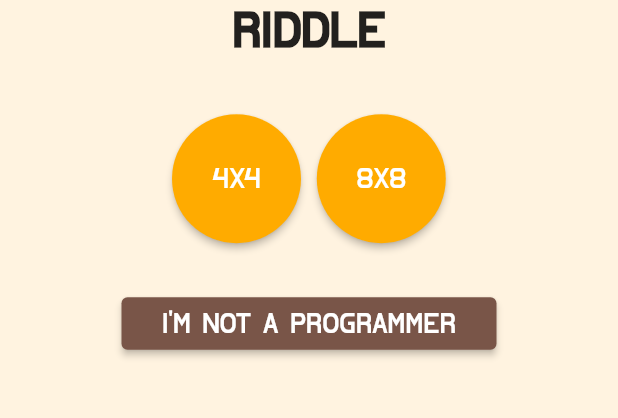
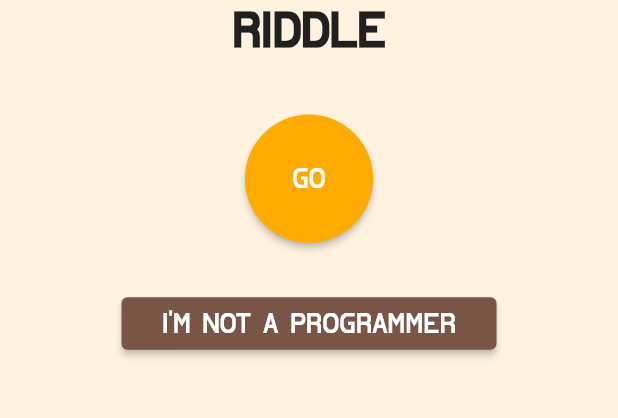
Before and after one commit to RednibCoding/programmers-riddle, a Flutter app: the screen it shows after launch, on a phone screen of 412 x 824 dp, the part 473-891 px from its top. Run offline on Flutter 3.47's test engine with Material 2 defaults, Android fonts, the light colour scheme and no system bars; our stand-ins replace flutter_mobx, mobx; generated files the repository leaves out were written again.

Commit message:
removed bigger puzzle

```diff
--- a/src/lib/pages/game_page/state/game_state.dart
+++ b/src/lib/pages/game_page/state/game_state.dart
@@ -11,9 +11,6 @@ final GameState gameState = GameState();
 
 enum BoardSize {
   small,
-  medium,
-  large,
-  xlarge,
 }
 
 abstract class _GameStateBase with Store {
@@ -21,7 +18,7 @@ abstract class _GameStateBase with Store {
   bool isUpdating = false;
 
   @observable
-  BoardSize boardSize = BoardSize.medium;
+  BoardSize boardSize = BoardSize.small;
 
   @observable
   String elapsedTimeStr = "";
@@ -38,12 +35,6 @@ abstract class _GameStateBase with Store {
     switch (boardSize) {
       case BoardSize.small:
         return 4;
-      case BoardSize.medium:
-        return 8;
-      case BoardSize.large:
-        return 12;
-      case BoardSize.xlarge:
-        return 16;
     }
   }
 }
--- a/src/lib/pages/menu_page/menu_page.dart
+++ b/src/lib/pages/menu_page/menu_page.dart
@@ -42,40 +42,13 @@ class _MenuPageState extends State<MenuPage> {
                 children: [
                   ElevatedButton(
                     onPressed: () => {gameState.boardSize = BoardSize.small, Navigator.pushNamed(menuPageKey.currentContext!, '/game')},
-                    child: const Text("4x4"),
+                    child: const Text("Go"),
                     style: ElevatedButton.styleFrom(
                       primary: Colors.amberAccent.shade700,
                       shape: const CircleBorder(),
                       padding: const EdgeInsets.all(32),
                     ),
                   ),
-                  ElevatedButton(
-                    onPressed: () => {gameState.boardSize = BoardSize.medium, Navigator.pushNamed(menuPageKey.currentContext!, '/game')},
-                    child: const Text("8x8"),
-                    style: ElevatedButton.styleFrom(
-                      primary: Colors.amberAccent.shade700,
-                      shape: const CircleBorder(),
-                      padding: const EdgeInsets.all(32),
-                    ),
-                  ),
-                  // ElevatedButton(
-                  //   onPressed: () => MenuController.onEnterGame(BoardSize.large),
-                  //   child: const Text("12x12"),
-                  //   style: ElevatedButton.styleFrom(
-                  //     primary: Colors.amberAccent.shade700,
-                  //     shape: const CircleBorder(),
-                  //     padding: const EdgeInsets.all(32),
-                  //   ),
-                  // ),
-                  // ElevatedButton(
-                  //   onPressed: () => MenuController.onEnterGame(BoardSize.xlarge),
-                  //   child: const Text("16x16"),
-                  //   style: ElevatedButton.styleFrom(
-                  //     primary: Colors.amberAccent.shade700,
-                  //     shape: const CircleBorder(),
-                  //     padding: const EdgeInsets.all(32),
-                  //   ),
-                  // ),
                 ],
               ),
               const SizedBox(height: 36),
```
Also changed, not shown: src/lib/pages/finish_page/finish_page.dart (+0 -8 lines), src/lib/pages/game_page/cell.dart (+4 -6 lines), src/lib/pages/game_page/controller/game_controller.dart (+3 -5 lines), media/pic4.png (added), media/pic5.png (added), media/pic6.png (added), 1 other file.
